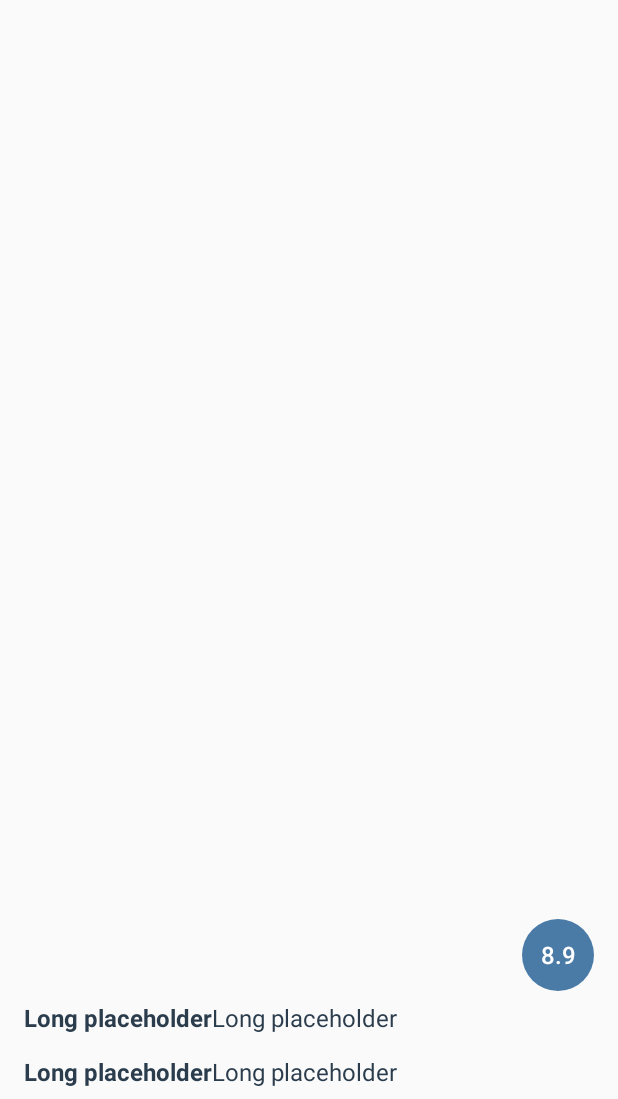
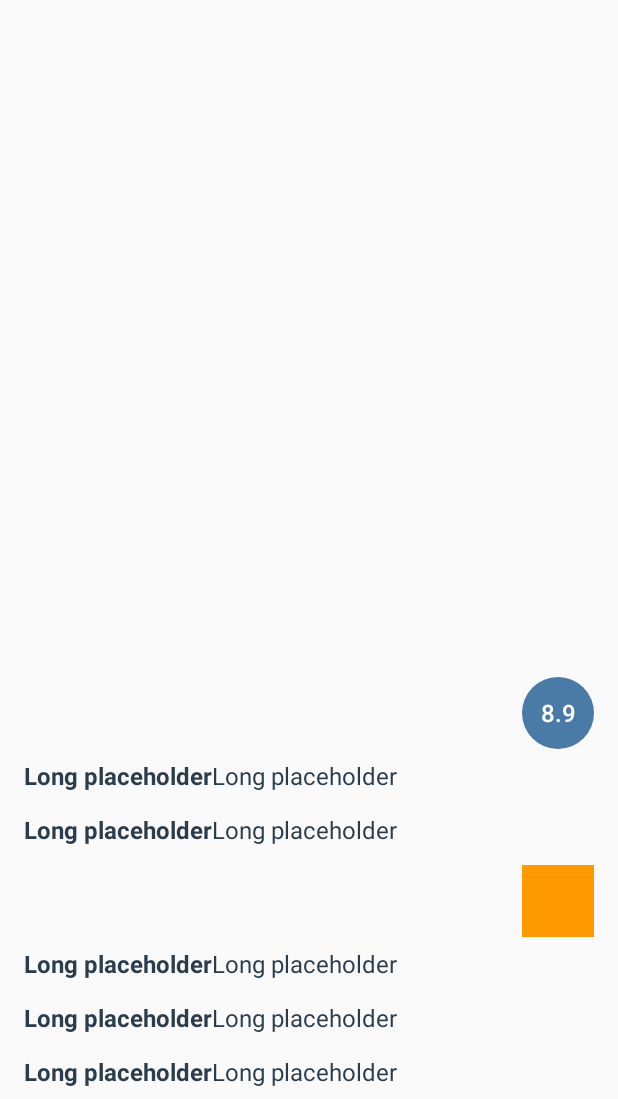
Before and after one commit to fdepedis/Earthquake, an Android app: the DetailEarthquakeActivity screen opened directly, with no data from a screen before it, on a phone screen of 412 x 824 dp, the part 137-1236 px from its top. Run offline under Robolectric (Android 15) with nearby library versions, the phone set to English and light mode, and no system bars.

Commit message:
all other view in detail activity

```diff
--- a/app/src/main/res/layout/activity_detail_earthquake.xml
+++ b/app/src/main/res/layout/activity_detail_earthquake.xml
@@ -82,6 +82,79 @@
 
         </LinearLayout>
 
+        <LinearLayout
+            android:layout_height="48dp"
+            android:layout_marginTop="5dp"
+            style="@style/DetailBoxTheme">
+
+            <LinearLayout
+                android:layout_width="match_parent"
+                android:layout_height="36dp"
+                android:layout_weight="1"
+                android:gravity="center_vertical"
+                android:orientation="vertical">
+
+                <TextView
+                    android:id="@+id/dt_alert_label"
+                    android:layout_width="wrap_content"
+                    android:layout_height="wrap_content"
+                    android:textStyle="bold"
+                    android:ellipsize="end"
+                    android:maxLines="2"
+                    android:textColor="@color/textColorEarthquakeLocation"
+                    android:textSize="16sp"
+                    tools:text="Alert" />
+
+            </LinearLayout>
+
+            <TextView
+                android:id="@+id/dt_alert_value"
+                style="@style/AlertBoxTheme"
+                android:layout_width="@dimen/magnitude_detail_size"
+                android:layout_height="@dimen/magnitude_detail_size"
+                android:layout_weight="0" />
+
+        </LinearLayout>
+
+        <LinearLayout style="@style/DetailBoxTheme">
+
+            <TextView
+                android:id="@+id/dt_status_label"
+                android:textStyle="bold"
+                style="@style/TextBoxTheme"/>
+
+            <TextView
+                android:id="@+id/dt_status_value"
+                style="@style/TextBoxTheme" />
+
+        </LinearLayout>
+
+        <LinearLayout style="@style/DetailBoxTheme">
+
+            <TextView
+                android:id="@+id/dt_tsunami_label"
+                android:textStyle="bold"
+                style="@style/TextBoxTheme"/>
+
+            <TextView
+                android:id="@+id/dt_tsunami_value"
+                style="@style/TextBoxTheme" />
+
+        </LinearLayout>
+
+        <LinearLayout style="@style/DetailBoxTheme">
+
+            <TextView
+                android:id="@+id/dt_url_label"
+                android:textStyle="bold"
+                style="@style/TextBoxTheme"/>
+
+            <TextView
+                android:id="@+id/dt_url_value"
+                style="@style/TextBoxTheme" />
+
+        </LinearLayout>
+
     </LinearLayout>
 
 </LinearLayout>
--- a/app/src/main/res/values/strings.xml
+++ b/app/src/main/res/values/strings.xml
@@ -12,7 +12,7 @@
     <string name="near_the">Near the</string>
 
     <!-- Text to display application label in splash screen -->
-    <string name="legal_property">FDP development - rev.</string>
+    <string name="legal_property">by FDP development - rev.</string>
 
     <!-- Text to display in the list when there are no earthquakes -->
     <string name="no_earthquakes">No earthquakes found.</string>
@@ -65,5 +65,8 @@
     <string name="dtTimeLabel">Time: </string>
     <string name="dtTypeLabel">Type: </string>
     <string name="dtAlertLabel">Alert: </string>
+    <string name="dtStatusLabel">Status: </string>
+    <string name="dtTsunamiLabel">Tsunami: </string>
+    <string name="dtWebSiteLabel">Web Site: </string>
 
 </resources>
--- a/app/src/main/res/values/styles.xml
+++ b/app/src/main/res/values/styles.xml
@@ -28,7 +28,7 @@
     <!-- Magnitude Box Theme -->
     <style name="MagnitudeBoxTheme" parent="Theme.AppCompat.NoActionBar">
         <item name="android:layout_gravity">center_vertical</item>
-        <item name="android:background">@drawable/magnitude_circle</item>
+        <item name="android:background">@xml/magnitude_circle</item>
         <item name="android:fontFamily">sans-serif-medium</item>
         <item name="android:gravity">center</item>
         <item name="android:textColor">@android:color/white</item>
@@ -47,4 +47,11 @@
         <item name="android:text">@string/string_placeholder</item>
     </style>
 
+    <!-- Alert Box Theme -->
+    <style name="AlertBoxTheme" parent="Theme.AppCompat.NoActionBar">
+        <item name="android:layout_gravity">center_vertical</item>
+        <item name="android:background">@xml/alert_rectangle</item>
+        <item name="android:gravity">center</item>
+    </style>
+
 </resources>
--- /dev/null
+++ b/app/src/main/res/xml/alert_rectangle.xml
@@ -0,0 +1,10 @@
+<?xml version="1.0" encoding="utf-8"?>
+<!-- Background circle for the magnitude value -->
+<shape xmlns:android="http://schemas.android.com/apk/res/android"
+    android:shape="rectangle">
+    <solid android:color="@color/orange" />
+    <size
+        android:width="36dp"
+        android:height="36dp" />
+
+</shape>
```
Also changed, not shown: app/src/main/java/it/fdepedis/earthquake/activity/DetailEarthquakeActivity.java (+34 -1 lines), app/src/main/java/it/fdepedis/earthquake/utils/Utils.java (+23 -1 lines), app/src/main/res/values/colors.xml (+7 -0 lines), app/src/main/res/xml/magnitude_circle.xml (renamed from app/src/main/res/drawable/magnitude_circle.xml).
